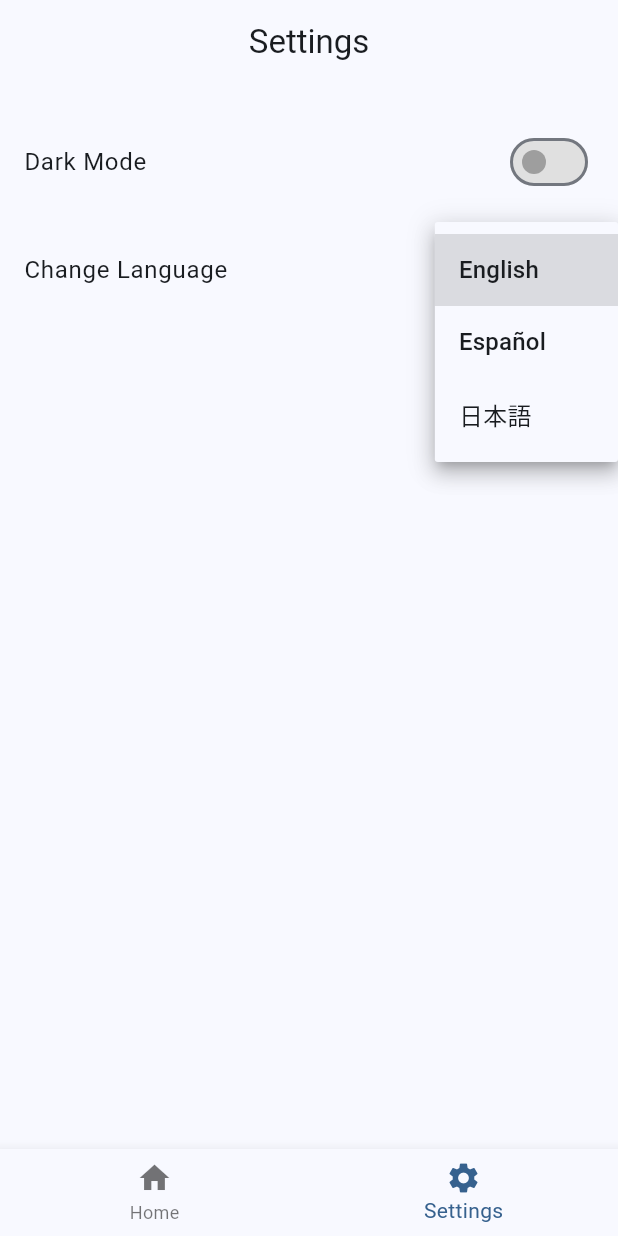
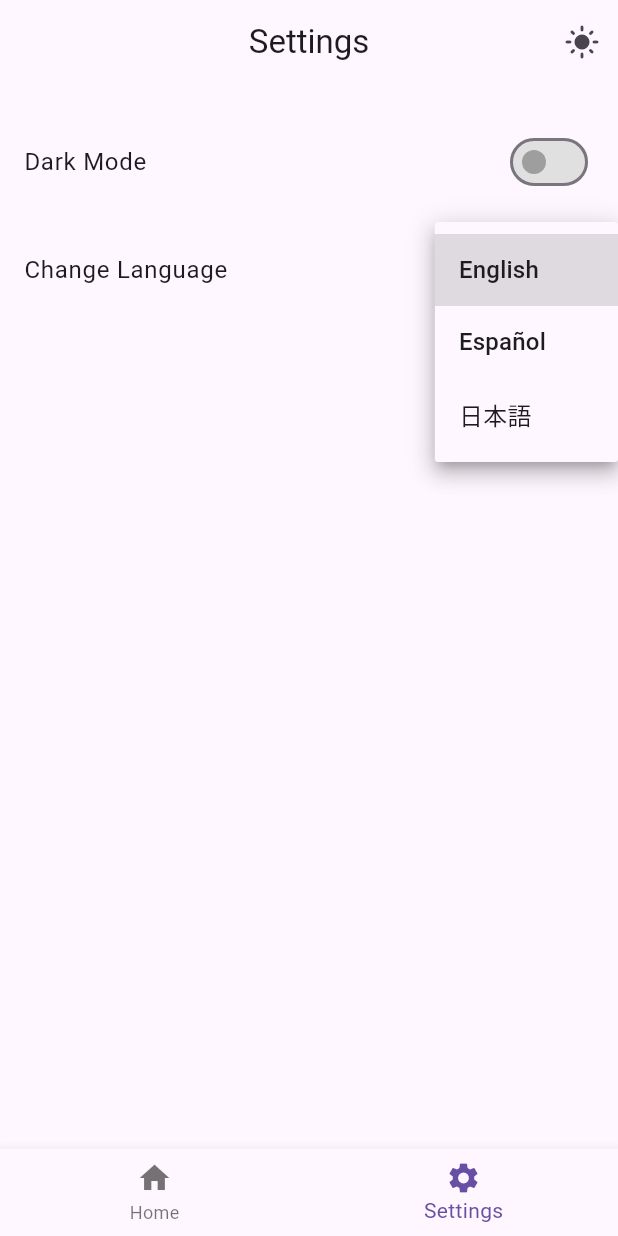
Before and after one commit to newbie375/remind_me_app, a Flutter app: the screen it shows after launch, item 2 of the bottom bar chosen, after a tap on "English", on a phone screen of 412 x 824 dp. Run offline on Flutter 3.47's test engine with Material 3 defaults, Android fonts, the phone set to English and light mode, and no system bars; our stand-ins replace flutter_riverpod, go_router, sqflite; accounts and stored records are empty.

Commit message:
add dark theme icon

```diff
--- a/lib/config/theme/app_theme.dart
+++ b/lib/config/theme/app_theme.dart
@@ -13,6 +13,9 @@ const colorList = <Color>[
 ];
 
 class AppTheme {
+  static ThemeData lightTheme = ThemeData.light();
+  static ThemeData darkTheme = ThemeData.dark();
+
   final int selectedColor;
   final bool isDarkmode;
 
--- /dev/null
+++ b/lib/domain/entities/theme_entity.dart
@@ -0,0 +1,5 @@
+class ThemeEntity {
+  final bool isDarkMode;
+
+  const ThemeEntity({required this.isDarkMode});
+}
--- /dev/null
+++ b/lib/domain/repositories/theme_repository.dart
@@ -0,0 +1,6 @@
+import 'package:remind_me_app/domain/entities/theme_entity.dart';
+
+abstract class ThemeRepository {
+  Future<void> saveTheme(ThemeEntity theme);
+  Future<ThemeEntity> getTheme();
+}
--- a/lib/main.dart
+++ b/lib/main.dart
@@ -28,14 +28,14 @@ class MainApp extends ConsumerWidget {
   }
 }
 
-class MainScreen extends StatefulWidget {
+class MainScreen extends ConsumerStatefulWidget {
   const MainScreen({super.key});
 
   @override
   MainScreenState createState() => MainScreenState();
 }
 
-class MainScreenState extends State<MainScreen> {
+class MainScreenState extends ConsumerState<MainScreen> {
   int _selectedIndex = 0;
   final PageController _pageController = PageController();
 
@@ -45,6 +45,7 @@ class MainScreenState extends State<MainScreen> {
   ];
 
   void _onItemTapped(int index) {
+    if (index < 0 || index >= _screens.length) return; // Prevent invalid index
     setState(() {
       _selectedIndex = index;
     });
@@ -59,7 +60,24 @@ class MainScreenState extends State<MainScreen> {
 
   @override
   Widget build(BuildContext context) {
+    final themeNotifier = ref.watch(themeNotifierProvider); // Use ref.watch to listen to changes
+
+    // Titles for the AppBar based on the selected index
+    final appBarTitles = ['Reminders', 'Settings'];
+
     return Scaffold(
+      appBar: AppBar(
+        title: Text(appBarTitles[_selectedIndex]), // Dynamically set the title
+        centerTitle: true, // Center the title text
+        actions: [
+          IconButton(
+            icon: Icon(themeNotifier.isDarkMode ? Icons.dark_mode : Icons.light_mode),
+            onPressed: () {
+              themeNotifier.toggleTheme(); // Toggle the theme
+            },
+          ),
+        ],
+      ),
       body: PageView(
         controller: _pageController,
         children: _screens,
--- a/lib/presentation/providers/theme_provider.dart
+++ b/lib/presentation/providers/theme_provider.dart
@@ -1,4 +1,9 @@
+import 'package:flutter/material.dart';
 import 'package:flutter_riverpod/flutter_riverpod.dart';
+import 'package:remind_me_app/domain/use_cases/get_theme_use_case.dart';
+import '../../domain/use_cases/save_theme_use_case.dart';
+import '../../domain/entities/theme_entity.dart';
+import '../../infrastructure/repositories/theme_repository_impl.dart';
 import 'package:remind_me_app/config/theme/app_theme.dart';
 // Listado de colores inmutable
 final colorListProvider = Provider((ref) => colorList);
@@ -10,22 +15,23 @@ final isDarkmodeProvider = StateProvider((ref) => false);
 final selectedColorProvider = StateProvider((ref) => 0);
 
 // Un objeto de tipo AppTheme (custom)
-final themeNotifierProvider = StateNotifierProvider<ThemeNotifier, AppTheme>(
-  (ref) => ThemeNotifier(),
-);
+final themeNotifierProvider = ChangeNotifierProvider<ThemeNotifier>((ref) {
+  return ThemeNotifier();
+});
 
 // Controller o Notifier
-class ThemeNotifier extends StateNotifier<AppTheme> {
+class ThemeNotifier extends ChangeNotifier {
+  bool _isDarkMode = false;
 
-  // STATE = Estado = new AppTheme();
-  ThemeNotifier(): super( AppTheme() );
+  bool get isDarkMode => _isDarkMode; // Getter for isDarkMode
 
-  void toggleDarkmode() {
-    state = state.copyWith( isDarkmode: !state.isDarkmode  );
-  }
-  void changeColorIndex( int colorIndex) {
-    state = state.copyWith( selectedColor: colorIndex );
+  ThemeData getTheme() {
+    return _isDarkMode ? ThemeData.dark() : ThemeData.light();
   }
 
-
+  void toggleTheme() async {
+    _isDarkMode = !_isDarkMode;
+    notifyListeners();
+    // Save the theme to persistent storage (e.g., SQLite)
+  }
 }
--- a/lib/presentation/screens/home_screen.dart
+++ b/lib/presentation/screens/home_screen.dart
@@ -6,9 +6,9 @@ class HomePage extends StatelessWidget {
   @override
   Widget build(BuildContext context) {
     return Scaffold(
-      appBar: AppBar(
-        title: const Center(child: Text('Reminders')),
-      ),
+      //appBar: AppBar(
+        //title: const Center(child: Text('Reminders')),
+      //),
       body: Center(
         // Ensures content is centered in the body
         child: Column(
--- a/lib/presentation/screens/settings_screen.dart
+++ b/lib/presentation/screens/settings_screen.dart
@@ -7,13 +7,14 @@ class SettingsPage extends ConsumerWidget {
 
   @override
   Widget build(BuildContext context, WidgetRef ref) {
-    final isDarkmode = ref.watch(themeNotifierProvider).isDarkmode;
+    final isDarkMode = ref.watch(themeNotifierProvider).isDarkMode;
+    String selectedLanguage = 'English'; // Default language
 
     return Scaffold(
-      appBar: AppBar(
-        title: const Text('Settings'),
-        centerTitle: true,
-      ),
+      //appBar: AppBar(
+        //title: const Text('Settings'),
+        //centerTitle: true,
+      //),
       body: Center(
         child: ListView(
           padding: const EdgeInsets.all(16.0),
@@ -23,9 +24,9 @@ class SettingsPage extends ConsumerWidget {
               contentPadding: const EdgeInsets.symmetric(vertical: 8.0),
               title: const Text('Dark Mode'),
               trailing: Switch(
-                value: isDarkmode,
+                value: isDarkMode,
                 onChanged: (bool value) {
-                  ref.read(themeNotifierProvider.notifier).toggleDarkmode();
+                  ref.read(themeNotifierProvider.notifier).toggleTheme();
                 },
                 activeColor: Colors.blue, // Customize the active color
                 inactiveThumbColor: Colors.grey, // Customize the inactive thumb color
@@ -37,7 +38,7 @@ class SettingsPage extends ConsumerWidget {
               contentPadding: const EdgeInsets.symmetric(vertical: 8.0), // Adjust the padding
               title: const Text('Change Language'),
               trailing: DropdownButton<String>(
-                value: 'English', // Set default value
+                value: selectedLanguage, // Use the selectedLanguage variable
                 items: const [
                   DropdownMenuItem(
                     value: 'English',
@@ -48,13 +49,15 @@ class SettingsPage extends ConsumerWidget {
                     child: Text('Español'),
                   ),
                   DropdownMenuItem(
-                    value: 'French',
+                    value: 'Japanese',
                     child: Text('日本語'),
                   ),
                 ],
                 onChanged: (String? newValue) {
-                  // Handle language change here
-                  debugPrint('Selected Language: $newValue');
+                  if (newValue != null) {
+                    selectedLanguage = newValue; // Update the selected language
+                    debugPrint('Selected Language: $newValue');
+                  }
                 },
               ),
             ),
--- a/lib/presentation/widgets/shared/custom_bottom_navigation.dart
+++ b/lib/presentation/widgets/shared/custom_bottom_navigation.dart
@@ -5,23 +5,23 @@ class CustomBottomNavigation extends StatelessWidget {
   final Function(int) onTap;
 
   const CustomBottomNavigation({
-    super.key,
     required this.currentIndex,
     required this.onTap,
+    super.key,
   });
 
   @override
   Widget build(BuildContext context) {
     return BottomNavigationBar(
-      currentIndex: currentIndex,  // Set the current index
-      onTap: onTap,  // Use the provided onTap callback
+      currentIndex: currentIndex,
+      onTap: onTap,
       items: const [
         BottomNavigationBarItem(
-          icon: Icon(Icons.home),  // Home icon
+          icon: Icon(Icons.home),
           label: 'Home',
         ),
         BottomNavigationBarItem(
-          icon: Icon(Icons.settings),  // Settings icon
+          icon: Icon(Icons.settings),
           label: 'Settings',
         ),
       ],
--- a/pubspec.yaml
+++ b/pubspec.yaml
@@ -11,6 +11,7 @@ dependencies:
     sdk: flutter
   flutter_riverpod: ^2.6.1
   go_router: ^14.8.1
+  path: ^1.9.1
   sqflite: ^2.4.2
 
 dev_dependencies:
```
Also changed, not shown: lib/domain/use_cases/get_theme_use_case.dart (added, +12 -0 lines), lib/domain/use_cases/save_theme_use_case.dart (added, +12 -0 lines), lib/infrastructure/datasources/database_helper.dart (+54 -0 lines), lib/infrastructure/repositories/theme_repository_impl.dart (added, +48 -0 lines), pubspec.lock.
